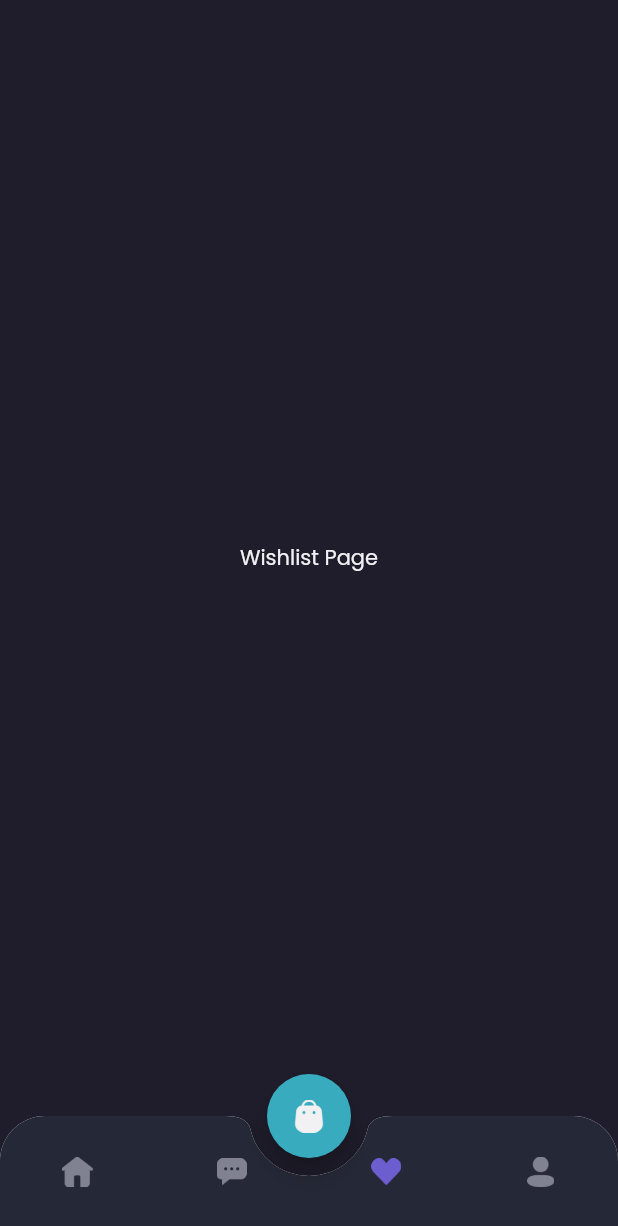
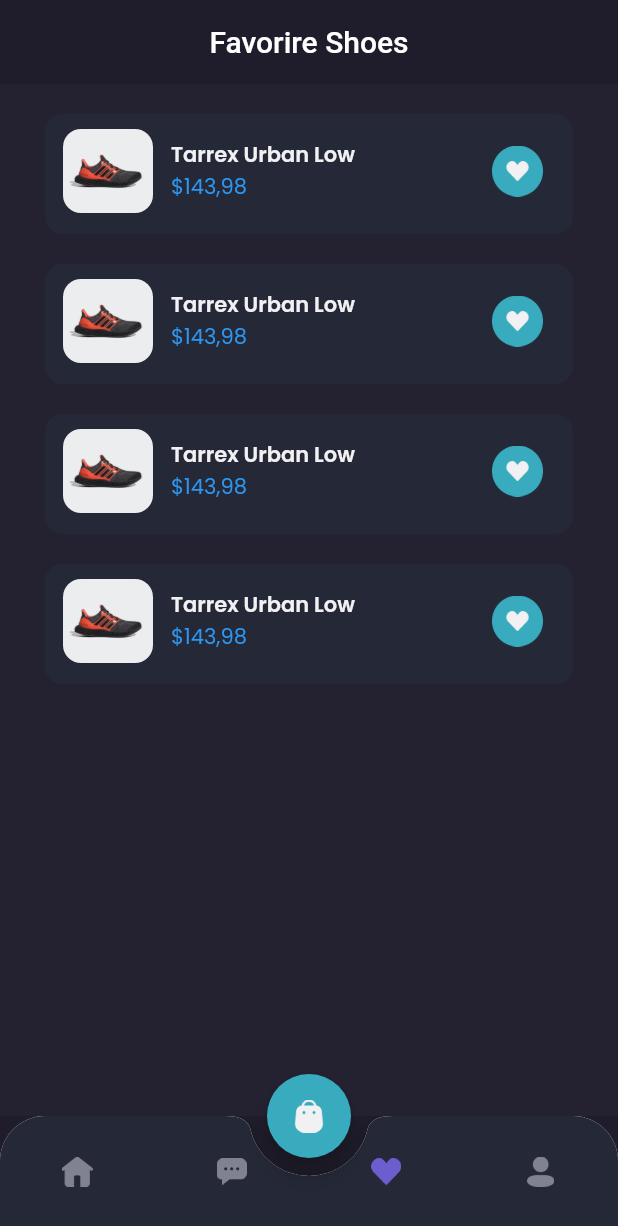
Before and after one commit to rayhanmahardhika/shamo, a Flutter app: the MainPage screen opened by its route, item 3 of the bottom bar chosen, on a phone screen of 412 x 824 dp. Shown: the top 1226 px of the screen. Run offline on Flutter 3.47's test engine with Material 2 defaults, Android fonts, the phone set to English and light mode, and no system bars; our stand-ins replace google_fonts.

Commit message:
feat: wishlist page

```diff
--- a/lib/main.dart
+++ b/lib/main.dart
@@ -4,7 +4,6 @@ import 'package:shamo/pages/home/main_page.dart';
 import 'package:shamo/pages/sign_in_page.dart';
 import 'package:shamo/pages/sign_up_page.dart';
 import 'package:shamo/pages/splash_page.dart';
-import 'theme.dart';
 
 void main() => runApp(MyApp());
 
--- a/lib/pages/home/wishlist_page.dart
+++ b/lib/pages/home/wishlist_page.dart
@@ -1,14 +1,106 @@
 import 'package:flutter/material.dart';
+import 'package:shamo/pages/widgets/wishlist_card.dart';
 import 'package:shamo/theme.dart';
 
 class WishlistPage extends StatelessWidget {
   @override
   Widget build(BuildContext context) {
-    return Center(
-      child: Text(
-        'Wishlist Page',
-        style: primaryTextStyle,
-      ),
+    Widget header() {
+      return AppBar(
+        backgroundColor: backgroundColor1,
+        centerTitle: true,
+        title: Text('Favorire Shoes'),
+        elevation: 0,
+        automaticallyImplyLeading: false,
+      );
+    }
+
+    Widget emptyWishlist() {
+      return Expanded(
+        child: Container(
+          width: double.infinity,
+          color: backgroundColor3,
+          child: Column(
+            mainAxisAlignment: MainAxisAlignment.center,
+            children: [
+              Image.asset(
+                'assets/image_wishlist.png',
+                width: 74,
+              ),
+              SizedBox(
+                height: 23,
+              ),
+              Text(
+                'You don\'t have dream shoes?',
+                style: primaryTextStyle.copyWith(
+                  fontSize: 16,
+                  fontWeight: medium,
+                ),
+              ),
+              SizedBox(
+                height: 12,
+              ),
+              Text(
+                'Let\'s find your favorite shoes',
+                style: secondaryTextStyle,
+              ),
+              SizedBox(
+                height: 20,
+              ),
+              Container(
+                height: 44,
+                child: TextButton(
+                  onPressed: () {},
+                  style: TextButton.styleFrom(
+                    padding: EdgeInsets.symmetric(
+                      vertical: 10,
+                      horizontal: 24,
+                    ),
+                    backgroundColor: primaryColor,
+                    shape: RoundedRectangleBorder(
+                      borderRadius: BorderRadius.circular(12),
+                    ),
+                  ),
+                  child: Text(
+                    'Explore Store',
+                    style: primaryTextStyle.copyWith(
+                      fontSize: 16,
+                      fontWeight: medium,
+                    ),
+                  ),
+                ),
+              ),
+            ],
+          ),
+        ),
+      );
+    }
+
+    Widget content() {
+      return Expanded(
+        child: Container(
+          color: backgroundColor3,
+          child: ListView(
+            padding: EdgeInsets.symmetric(
+              horizontal: defaultMargin,
+            ),
+            children: [
+              wishlistCard(),
+              wishlistCard(),
+              wishlistCard(),
+              wishlistCard(),
+            ],
+          ),
+        ),
+      );
+    }
+
+    return Column(
+      children: [
+        header(),
+        // emptyWishlist(),
+        content(),
+      ],
     );
   }
 }
--- /dev/null
+++ b/lib/pages/widgets/wishlist_card.dart
@@ -0,0 +1,58 @@
+import 'package:flutter/material.dart';
+import 'package:shamo/theme.dart';
+
+class wishlistCard extends StatelessWidget {
+  @override
+  Widget build(BuildContext context) {
+    return Container(
+      margin: EdgeInsets.only(
+        top: 20,
+      ),
+      padding: EdgeInsets.only(
+        top: 10,
+        left: 12,
+        bottom: 14,
+        right: 20,
+      ),
+      decoration: BoxDecoration(
+        borderRadius: BorderRadius.circular(12),
+        color: backgroundColor4,
+      ),
+      child: Row(
+        children: [
+          ClipRRect(
+            borderRadius: BorderRadius.circular(12),
+            child: Image.asset(
+              'assets/image_shoes.png',
+              width: 60,
+            ),
+          ),
+          SizedBox(
+            width: 12,
+          ),
+          Expanded(
+            child: Column(
+              crossAxisAlignment: CrossAxisAlignment.start,
+              children: [
+                Text(
+                  'Tarrex Urban Low',
+                  style: primaryTextStyle.copyWith(
+                    fontWeight: semiBold,
+                  ),
+                ),
+                Text(
+                  '\$143,98',
+                  style: priceTextStyle,
+                ),
+              ],
+            ),
+          ),
+          Image.asset(
+            'assets/button_wishlist_blue.png',
+            width: 34,
+          ),
+        ],
+      ),
+    );
+  }
+}
```
Also changed, not shown: assets/image_wishlist.png (added).
